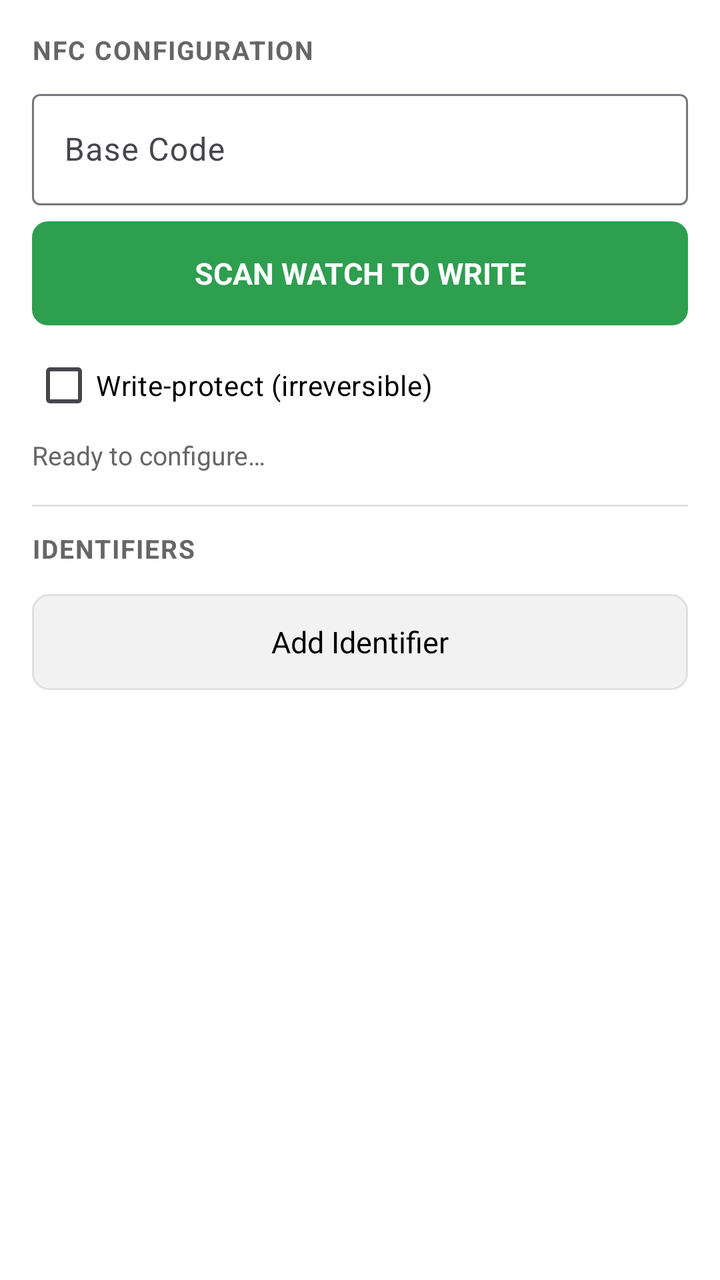
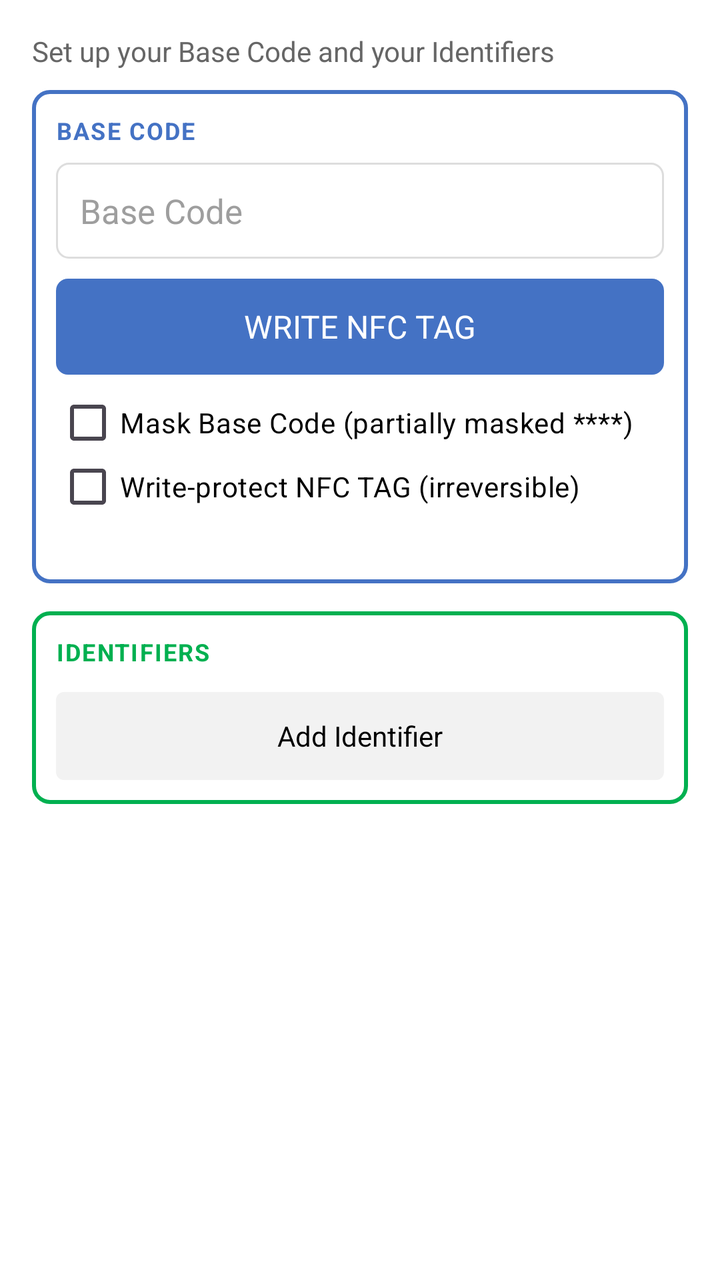

An Android layout rendered at two revisions. The XML below is the earlier revision; the diff shows what the commit changed to produce the second picture.
<!-- AndroidManifest.xml: application theme Theme.KeyGlass -->
<!-- res/layout/fragment_setup.xml -->
<?xml version="1.0" encoding="utf-8"?>
<ScrollView xmlns:android="http://schemas.android.com/apk/res/android"
    xmlns:app="http://schemas.android.com/apk/res-auto"
    android:layout_width="match_parent"
    android:layout_height="match_parent"
    android:background="@color/white"
    android:fillViewport="true">

    <LinearLayout
        android:layout_width="match_parent"
        android:layout_height="wrap_content"
        android:orientation="vertical"
        android:padding="16dp">

        <TextView
            android:layout_width="wrap_content"
            android:layout_height="wrap_content"
            android:text="@string/nfc_configuration"
            android:textColor="@color/grey_text"
            android:textSize="13sp"
            android:textStyle="bold"
            android:letterSpacing="0.05" />

        <com.google.android.material.textfield.TextInputLayout
            android:id="@+id/base_code_layout"
            android:layout_width="match_parent"
            android:layout_height="wrap_content"
            android:layout_marginTop="8dp"
            android:hint="@string/base_code_hint"
            style="@style/Widget.Material3.TextInputLayout.OutlinedBox">

            <com.google.android.material.textfield.TextInputEditText
                android:id="@+id/base_code"
                android:layout_width="match_parent"
                android:layout_height="wrap_content"
                android:inputType="textVisiblePassword"
                android:maxLines="1" />
        </com.google.android.material.textfield.TextInputLayout>

        <TextView
            android:id="@+id/btn_write"
            android:layout_width="match_parent"
            android:layout_height="52dp"
            android:layout_marginTop="8dp"
            android:background="@drawable/bg_green_button"
            android:gravity="center"
            android:text="@string/scan_watch_to_write"
            android:textColor="@color/white"
            android:textSize="15sp"
            android:textStyle="bold"
            android:clickable="true"
            android:focusable="true" />

        <com.google.android.material.checkbox.MaterialCheckBox
            android:id="@+id/write_protect"
            android:layout_width="wrap_content"
            android:layout_height="wrap_content"
            android:layout_marginTop="6dp"
            android:text="@string/write_protect"
            android:textColor="@color/black" />

        <TextView
            android:id="@+id/setup_status"
            android:layout_width="match_parent"
            android:layout_height="wrap_content"
            android:layout_marginTop="2dp"
            android:text="@string/ready_to_configure"
            android:textColor="@color/grey_text"
            android:textSize="13sp" />

        <View
            android:layout_width="match_parent"
            android:layout_height="1dp"
            android:layout_marginTop="16dp"
            android:layout_marginBottom="12dp"
            android:background="@color/grey_mid" />

        <TextView
            android:layout_width="wrap_content"
            android:layout_height="wrap_content"
            android:text="@string/identifiers_header"
            android:textColor="@color/grey_text"
            android:textSize="13sp"
            android:textStyle="bold"
            android:letterSpacing="0.05" />

        <androidx.recyclerview.widget.RecyclerView
            android:id="@+id/list"
            android:layout_width="match_parent"
            android:layout_height="wrap_content"
            android:layout_marginTop="6dp"
            android:overScrollMode="never" />

        <TextView
            android:id="@+id/btn_add"
            android:layout_width="match_parent"
            android:layout_height="48dp"
            android:layout_marginTop="8dp"
            android:background="@drawable/bg_secondary_button"
            android:gravity="center"
            android:text="@string/add_identifier"
            android:textColor="@color/black"
            android:textSize="15sp"
            android:clickable="true"
            android:focusable="true" />

    </LinearLayout>
</ScrollView>
<!-- resources referenced by this layout -->
<resources>
  <color name="black">#FF000000</color>
  <color name="grey_mid">#FFE0E0E0</color>
  <color name="grey_text">#FF666666</color>
  <color name="white">#FFFFFFFF</color>
  <!-- drawable bg_green_button (drawable) -->
  <?xml version="1.0" encoding="utf-8"?>
  <shape xmlns:android="http://schemas.android.com/apk/res/android" android:shape="rectangle">
      <solid android:color="@color/green" />
      <corners android:radius="8dp" />
  </shape>
  <!-- drawable bg_secondary_button (drawable) -->
  <?xml version="1.0" encoding="utf-8"?>
  <shape xmlns:android="http://schemas.android.com/apk/res/android" android:shape="rectangle">
      <solid android:color="@color/grey_light" />
      <stroke android:width="1dp" android:color="@color/grey_mid" />
      <corners android:radius="8dp" />
  </shape>
  <string name="add_identifier">Add Identifier</string>
  <string name="base_code_hint">Base Code</string>
  <string name="identifiers_header">IDENTIFIERS</string>
  <string name="nfc_configuration">NFC CONFIGURATION</string>
  <string name="ready_to_configure">Ready to configure…</string>
  <string name="scan_watch_to_write">SCAN WATCH TO WRITE</string>
  <string name="write_protect">Write-protect (irreversible)</string>
  <style name="Theme.KeyGlass" parent="Theme.Material3.Light.NoActionBar">
          <item name="colorPrimary">@color/green</item>
          <item name="colorPrimaryDark">@color/green_dark</item>
          <item name="colorAccent">@color/green</item>
          <item name="android:windowBackground">@color/white</item>
          <item name="android:statusBarColor" tools:targetApi="l">@color/white</item>
          <item name="android:windowLightStatusBar" tools:targetApi="m">true</item>
      </style>
  <color name="green">#FF2E9E4F</color>
  <color name="grey_light">#FFF2F2F2</color>
  <color name="green_dark">#FF23803F</color>
</resources>

<!-- the commit's change to res/layout/fragment_setup.xml (unified diff, before → after) -->
@@ -1,6 +1,5 @@
 <?xml version="1.0" encoding="utf-8"?>
 <ScrollView xmlns:android="http://schemas.android.com/apk/res/android"
-    xmlns:app="http://schemas.android.com/apk/res-auto"
     android:layout_width="match_parent"
     android:layout_height="match_parent"
     android:background="@color/white"
@@ -13,96 +12,131 @@
         android:padding="16dp">
 
         <TextView
-            android:layout_width="wrap_content"
-            android:layout_height="wrap_content"
-            android:text="@string/nfc_configuration"
-            android:textColor="@color/grey_text"
-            android:textSize="13sp"
-            android:textStyle="bold"
-            android:letterSpacing="0.05" />
-
-        <com.google.android.material.textfield.TextInputLayout
-            android:id="@+id/base_code_layout"
             android:layout_width="match_parent"
             android:layout_height="wrap_content"
-            android:layout_marginTop="8dp"
-            android:hint="@string/base_code_hint"
-            style="@style/Widget.Material3.TextInputLayout.OutlinedBox">
+            android:layout_marginBottom="10dp"
+            android:text="@string/setup_intro"
+            android:textColor="@color/grey_text"
+            android:textSize="14sp" />
 
-            <com.google.android.material.textfield.TextInputEditText
+        
+        <LinearLayout
+            android:layout_width="match_parent"
+            android:layout_height="wrap_content"
+            android:orientation="vertical"
+            android:background="@drawable/bg_frame_blue"
+            android:padding="12dp">
+
+            <TextView
+                android:layout_width="wrap_content"
+                android:layout_height="wrap_content"
+                android:text="@string/base_code_header"
+                android:textColor="@color/blue"
+                android:textSize="12sp"
+                android:textStyle="bold"
+                android:letterSpacing="0.06" />
+
+            <EditText
                 android:id="@+id/base_code"
                 android:layout_width="match_parent"
+                android:layout_height="48dp"
+                android:layout_marginTop="8dp"
+                android:background="@drawable/bg_field"
+                android:paddingStart="12dp"
+                android:paddingEnd="12dp"
+                android:hint="@string/base_code_hint"
+                android:textColorHint="@color/grey_icon"
+                android:inputType="textVisiblePassword"
+                android:maxLines="1"
+                android:textColor="@color/blue"
+                android:textSize="17sp"
+                android:importantForAutofill="no" />
+
+            <TextView
+                android:id="@+id/btn_write"
+                android:layout_width="match_parent"
+                android:layout_height="48dp"
+                android:layout_marginTop="10dp"
+                android:background="@drawable/bg_btn_blue"
+                android:gravity="center"
+                android:text="@string/write_nfc_tag"
+                android:textColor="@color/white"
+                android:textSize="16sp"
+                android:clickable="true"
+                android:focusable="true" />
+
+            <com.google.android.material.checkbox.MaterialCheckBox
+                android:id="@+id/mask_base_code"
+                android:layout_width="wrap_content"
                 android:layout_height="wrap_content"
-                android:inputType="textVisiblePassword"
-                android:maxLines="1" />
-        </com.google.android.material.textfield.TextInputLayout>
+                android:layout_marginTop="8dp"
+                android:minHeight="0dp"
+                android:paddingTop="4dp"
+                android:paddingBottom="4dp"
+                android:text="@string/mask_base_code"
+                android:textColor="@color/black"
+                android:textSize="14sp" />
 
-        <TextView
-            android:id="@+id/btn_write"
-            android:layout_width="match_parent"
-            android:layout_height="52dp"
-            android:layout_marginTop="8dp"
-            android:background="@drawable/bg_green_button"
-            android:gravity="center"
-            android:text="@string/scan_watch_to_write"
-            android:textColor="@color/white"
-            android:textSize="15sp"
-            android:textStyle="bold"
-            android:clickable="true"
-            android:focusable="true" />
+            <com.google.android.material.checkbox.MaterialCheckBox
+                android:id="@+id/write_protect"
+                android:layout_width="wrap_content"
+                android:layout_height="wrap_content"
+                android:minHeight="0dp"
+                android:paddingTop="4dp"
+                android:paddingBottom="4dp"
+                android:text="@string/write_protect"
+                android:textColor="@color/black"
+                android:textSize="14sp" />
 
-        <com.google.android.material.checkbox.MaterialCheckBox
-            android:id="@+id/write_protect"
-            android:layout_width="wrap_content"
-            android:layout_height="wrap_content"
-            android:layout_marginTop="6dp"
-            android:text="@string/write_protect"
-            android:textColor="@color/black" />
+            <TextView
+                android:id="@+id/setup_status"
+                android:layout_width="match_parent"
+                android:layout_height="wrap_content"
+                android:layout_marginTop="4dp"
+                android:text=""
+                android:textColor="@color/grey_text"
+                android:textSize="12sp"
+                android:textStyle="bold" />
+        </LinearLayout>
 
-        <TextView
-            android:id="@+id/setup_status"
+        
+        <LinearLayout
             android:layout_width="match_parent"
             android:layout_height="wrap_content"
-            android:layout_marginTop="2dp"
-            android:text="@string/ready_to_configure"
-            android:textColor="@color/grey_text"
-            android:textSize="13sp" />
+            android:orientation="vertical"
+            android:layout_marginTop="14dp"
+            android:background="@drawable/bg_frame_green"
+            android:padding="12dp">
 
-        <View
-            android:layout_width="match_parent"
-            android:layout_height="1dp"
-            android:layout_marginTop="16dp"
-            android:layout_marginBottom="12dp"
-            android:background="@color/grey_mid" />
+            <TextView
+                android:layout_width="wrap_content"
+                android:layout_height="wrap_content"
+                android:text="@string/identifiers_header"
+                android:textColor="@color/green"
+                android:textSize="12sp"
+                android:textStyle="bold"
+                android:letterSpacing="0.06" />
 
-        <TextView
-            android:layout_width="wrap_content"
-            android:layout_height="wrap_content"
-            android:text="@string/identifiers_header"
-            android:textColor="@color/grey_text"
-            android:textSize="13sp"
-            android:textStyle="bold"
-            android:letterSpacing="0.05" />
+            <androidx.recyclerview.widget.RecyclerView
+                android:id="@+id/list"
+                android:layout_width="match_parent"
+                android:layout_height="wrap_content"
+                android:layout_marginTop="4dp"
+                android:overScrollMode="never" />
 
-        <androidx.recyclerview.widget.RecyclerView
-            android:id="@+id/list"
-            android:layout_width="match_parent"
-            android:layout_height="wrap_content"
-            android:layout_marginTop="6dp"
-            android:overScrollMode="never" />
-
-        <TextView
-            android:id="@+id/btn_add"
-            android:layout_width="match_parent"
-            android:layout_height="48dp"
-            android:layout_marginTop="8dp"
-            android:background="@drawable/bg_secondary_button"
-            android:gravity="center"
-            android:text="@string/add_identifier"
-            android:textColor="@color/black"
-            android:textSize="15sp"
-            android:clickable="true"
-            android:focusable="true" />
+            <TextView
+                android:id="@+id/btn_add"
+                android:layout_width="match_parent"
+                android:layout_height="44dp"
+                android:layout_marginTop="8dp"
+                android:background="@drawable/bg_btn_grey"
+                android:gravity="center"
+                android:text="@string/add_identifier"
+                android:textColor="@color/black"
+                android:textSize="14sp"
+                android:clickable="true"
+                android:focusable="true" />
+        </LinearLayout>
 
     </LinearLayout>
 </ScrollView>
<!-- resource entries referenced after the edit -->
@@ -1,39 +1,62 @@
 <!-- resources referenced by this layout -->
 <resources>
   <color name="black">#FF000000</color>
-  <color name="grey_mid">#FFE0E0E0</color>
+  <color name="blue">#FF4472C4</color>
+  <color name="grey_mid">#FFDDDDDD</color>
+  <color name="blue_dark">#FF2B5FBC</color>
   <color name="grey_text">#FF666666</color>
   <color name="white">#FFFFFFFF</color>
-  <!-- drawable bg_green_button (drawable) -->
+  <!-- drawable bg_btn_blue (drawable) -->
   <?xml version="1.0" encoding="utf-8"?>
   <shape xmlns:android="http://schemas.android.com/apk/res/android" android:shape="rectangle">
-      <solid android:color="@color/green" />
-      <corners android:radius="8dp" />
+      <solid android:color="@color/blue" />
+      <corners android:radius="6dp" />
   </shape>
-  <!-- drawable bg_secondary_button (drawable) -->
+  <!-- drawable bg_btn_grey (drawable) -->
   <?xml version="1.0" encoding="utf-8"?>
   <shape xmlns:android="http://schemas.android.com/apk/res/android" android:shape="rectangle">
       <solid android:color="@color/grey_light" />
+      <corners android:radius="4dp" />
+  </shape>
+  <!-- drawable bg_field (drawable) -->
+  <?xml version="1.0" encoding="utf-8"?>
+  <shape xmlns:android="http://schemas.android.com/apk/res/android" android:shape="rectangle">
+      <solid android:color="@color/white" />
       <stroke android:width="1dp" android:color="@color/grey_mid" />
+      <corners android:radius="6dp" />
+  </shape>
+  <!-- drawable bg_frame_blue (drawable) -->
+  <?xml version="1.0" encoding="utf-8"?>
+  <shape xmlns:android="http://schemas.android.com/apk/res/android" android:shape="rectangle">
+      <solid android:color="@color/white" />
+      <stroke android:width="2dp" android:color="@color/blue" />
+      <corners android:radius="8dp" />
+  </shape>
+  <!-- drawable bg_frame_green (drawable) -->
+  <?xml version="1.0" encoding="utf-8"?>
+  <shape xmlns:android="http://schemas.android.com/apk/res/android" android:shape="rectangle">
+      <solid android:color="@color/white" />
+      <stroke android:width="2dp" android:color="@color/green" />
       <corners android:radius="8dp" />
   </shape>
   <string name="add_identifier">Add Identifier</string>
+  <string name="base_code_header">BASE CODE</string>
   <string name="base_code_hint">Base Code</string>
   <string name="identifiers_header">IDENTIFIERS</string>
-  <string name="nfc_configuration">NFC CONFIGURATION</string>
-  <string name="ready_to_configure">Ready to configure…</string>
-  <string name="scan_watch_to_write">SCAN WATCH TO WRITE</string>
-  <string name="write_protect">Write-protect (irreversible)</string>
+  <string name="mask_base_code">Mask Base Code (partially masked ****)</string>
+  <string name="setup_intro">Set up your Base Code and your Identifiers</string>
+  <string name="write_nfc_tag">WRITE NFC TAG</string>
+  <string name="write_protect">Write-protect NFC TAG (irreversible)</string>
   <style name="Theme.KeyGlass" parent="Theme.Material3.Light.NoActionBar">
-          <item name="colorPrimary">@color/green</item>
-          <item name="colorPrimaryDark">@color/green_dark</item>
-          <item name="colorAccent">@color/green</item>
+          <item name="colorPrimary">@color/blue</item>
+          <item name="colorPrimaryDark">@color/blue_dark</item>
+          <item name="colorAccent">@color/blue</item>
           <item name="android:windowBackground">@color/white</item>
           <item name="android:statusBarColor" tools:targetApi="l">@color/white</item>
           <item name="android:windowLightStatusBar" tools:targetApi="m">true</item>
       </style>
-  <color name="green">#FF2E9E4F</color>
+  <color name="green">#FF00B050</color>
+  <color name="grey_icon">#FF9E9E9E</color>
   <color name="grey_light">#FFF2F2F2</color>
-  <color name="green_dark">#FF23803F</color>
 </resources>
 
